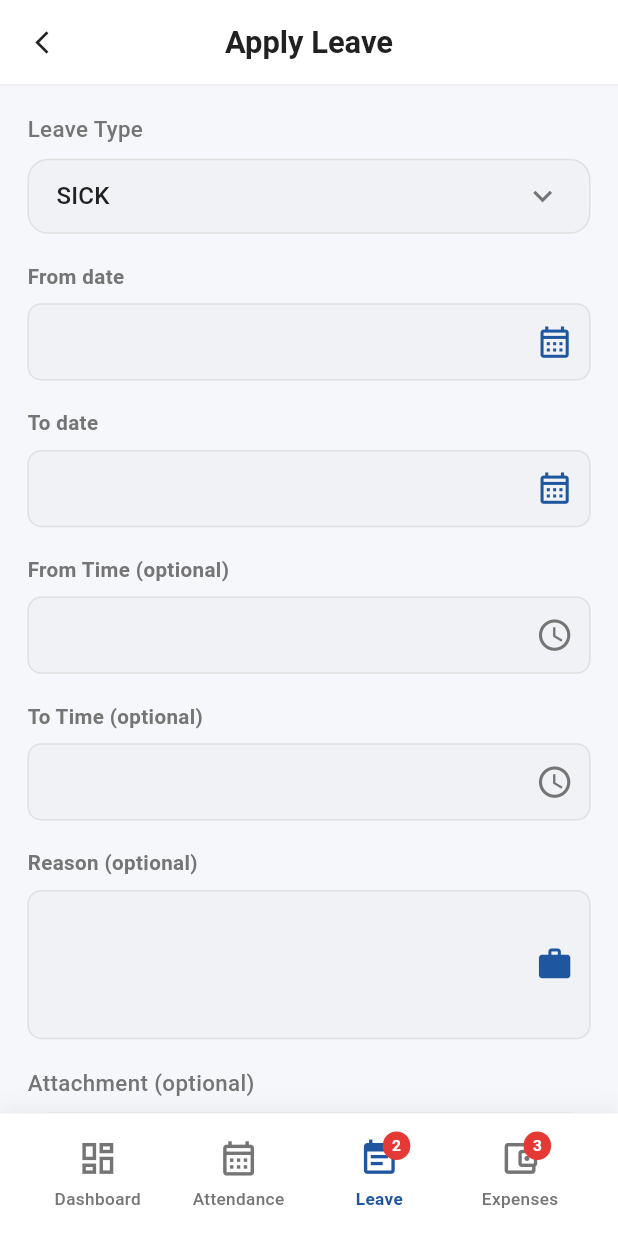
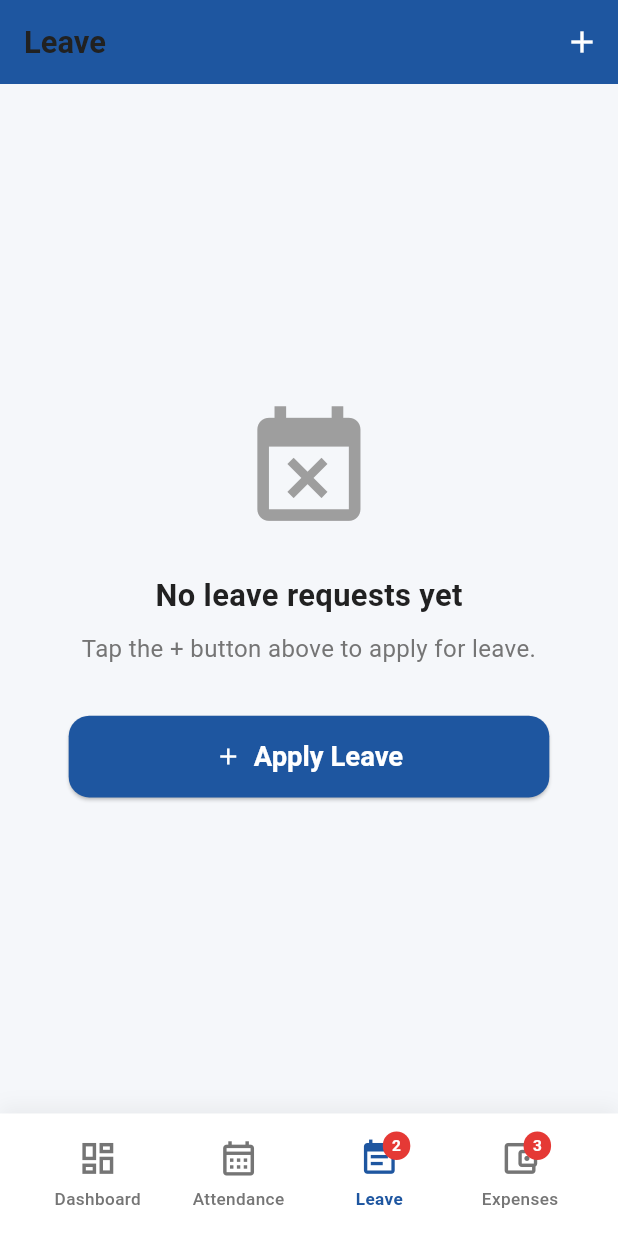
Before and after one commit to nishant678/hr_app, a Flutter app: the BottomBar screen opened directly, item 3 of the bottom bar chosen, on a phone screen of 412 x 824 dp. Run offline on Flutter 3.47's test engine with Material 3 defaults, Android fonts, the phone set to English and light mode, and no system bars; our stand-ins replace bloc, cached_network_image, camera, connectivity_plus, dio, equatable and 9 more; missing offline and left inert: flutter_background_service, google_mlkit_commons, google_mlkit_face_detection, workmanager; accounts and stored records are empty; generated files the repository leaves out were written again; network calls fail; statements that could not run were skipped.

Commit message:
leave function build

```diff
--- a/lib/configs/theme/app_dimensions.dart
+++ b/lib/configs/theme/app_dimensions.dart
@@ -25,7 +25,7 @@ class AppDimensions {
   static double iconXL = 48.w;
 
   // Button Heights
-  static double buttonHeight = 48.h;
+  static double buttonHeight = 40.h;
   static double buttonHeightL = 56.h;
 
   // Card Elevation
--- a/lib/view/bottombar/bottom_navigation_bar.dart
+++ b/lib/view/bottombar/bottom_navigation_bar.dart
@@ -7,7 +7,7 @@ import 'package:hr_app/configs/theme/app_text_styles.dart';
 import 'package:hr_app/view/attendance/attendance_screen.dart';
 import 'package:hr_app/view/expense/expense_screen.dart';
 import 'package:hr_app/view/home/home_screen.dart';
-import 'package:hr_app/view/leave/apply_leave_screen.dart';
+import 'package:hr_app/view/leave/leave_list_screen.dart';
 
 class BottomBar extends StatefulWidget {
   const BottomBar({super.key});
@@ -22,7 +22,7 @@ class _BottomBarState extends State<BottomBar> {
   static const List<Widget> _tabs = <Widget>[
     HomeScreen(),
     AttendanceScreen(),
-    ApplyLeaveScreen(),
+    LeaveListScreen(),
     ExpenseScreen(),
   ];
 
--- /dev/null
+++ b/lib/view/leave/leave_list_screen.dart
@@ -0,0 +1,226 @@
+import 'package:flutter/material.dart';
+import 'package:flutter_screenutil/flutter_screenutil.dart';
+import 'package:hr_app/configs/theme/app_colors.dart';
+import 'package:hr_app/configs/theme/app_text_styles.dart';
+import 'package:hr_app/model/leave/leave_model.dart';
+import 'package:hr_app/repository/leave_api/leave_http_api_repository.dart';
+import 'package:hr_app/view/leave/apply_leave_screen.dart';
+
+class LeaveListScreen extends StatefulWidget {
+  const LeaveListScreen({super.key});
+
+  @override
+  State<LeaveListScreen> createState() => _LeaveListScreenState();
+}
+
+class _LeaveListScreenState extends State<LeaveListScreen> {
+  final _leaveRepo = LeaveHttpApiRepository();
+  List<LeaveModel> _leaves = [];
+  bool _loading = true;
+
+  @override
+  void initState() {
+    super.initState();
+    _fetchLeaves();
+  }
+
+  Future<void> _fetchLeaves() async {
+    setState(() => _loading = true);
+    try {
+      final leaves = await _leaveRepo.getMyLeaves();
+      if (mounted) setState(() => _leaves = leaves);
+    } catch (_) {
+      if (mounted) setState(() => _leaves = []);
+    } finally {
+      if (mounted) setState(() => _loading = false);
+    }
+  }
+
+  Future<void> _openApplyLeave() async {
+    final result = await Navigator.push<bool>(
+      context,
+      MaterialPageRoute(builder: (_) => const ApplyLeaveScreen()),
+    );
+    if (result == true) _fetchLeaves();
+  }
+
+  Color _statusColor(String status) {
+    switch (status) {
+      case 'APPROVED':
+        return AppColors.success;
+      case 'REJECTED':
+        return AppColors.error;
+      default:
+        return AppColors.warning;
+    }
+  }
+
+  String _statusLabel(String status) {
+    switch (status) {
+      case 'APPROVED':
+        return 'Approved';
+      case 'REJECTED':
+        return 'Rejected';
+      default:
+        return 'Pending';
+    }
+  }
+
+  @override
+  Widget build(BuildContext context) {
+    return Scaffold(
+      backgroundColor: AppColors.background,
+      appBar: AppBar(
+        title: Text('Leave', style: AppTextStyles.h3),
+        backgroundColor: AppColors.primary,
+        foregroundColor: AppColors.white,
+        elevation: 0,
+        actions: [
+          IconButton(
+            icon: const Icon(Icons.add),
+            onPressed: _openApplyLeave,
+          ),
+        ],
+      ),
+      body: _loading
+          ? const Center(child: CircularProgressIndicator())
+          : _leaves.isEmpty
+              ? _buildEmptyState()
+              : RefreshIndicator(
+                  onRefresh: _fetchLeaves,
+                  child: ListView.separated(
+                    padding: EdgeInsets.all(16.w),
+                    itemCount: _leaves.length,
+                    separatorBuilder: (_, __) => SizedBox(height: 12.h),
+                    itemBuilder: (context, index) {
+                      final l = _leaves[index];
+                      return _buildLeaveCard(l);
+                    },
+                  ),
+                ),
+    );
+  }
+
+  Widget _buildEmptyState() {
+    return Center(
+      child: Padding(
+        padding: EdgeInsets.all(40.w),
+        child: Column(
+          mainAxisSize: MainAxisSize.min,
+          children: [
+            Icon(Icons.event_busy, size: 80.sp, color: AppColors.textLight),
+            SizedBox(height: 20.h),
+            Text(
+              'No leave requests yet',
+              style: TextStyle(
+                fontSize: 18.sp,
+                fontWeight: FontWeight.w600,
+                color: AppColors.textPrimary,
+              ),
+            ),
+            SizedBox(height: 8.h),
+            Text(
+              'Tap the + button above to apply for leave.',
+              style: TextStyle(fontSize: 14.sp, color: AppColors.textSecondary),
+              textAlign: TextAlign.center,
+            ),
+            SizedBox(height: 28.h),
+            ElevatedButton.icon(
+              onPressed: _openApplyLeave,
+              icon: const Icon(Icons.add),
+              label: Text('Apply Leave'),
+              style: ElevatedButton.styleFrom(
+                backgroundColor: AppColors.primary,
+                foregroundColor: AppColors.white,
+                shape: RoundedRectangleBorder(
+                  borderRadius: BorderRadius.circular(12.r),
+                ),
+                padding: EdgeInsets.symmetric(horizontal: 24.w, vertical: 14.h),
+              ),
+            ),
+          ],
+        ),
+      ),
+    );
+  }
+
+  Widget _buildLeaveCard(LeaveModel l) {
+    return Container(
+      padding: EdgeInsets.all(16.w),
+      decoration: BoxDecoration(
+        color: AppColors.white,
+        borderRadius: BorderRadius.circular(14.r),
+        border: Border.all(color: AppColors.border),
+      ),
+      child: Row(
+        crossAxisAlignment: CrossAxisAlignment.start,
+        children: [
+          Container(
+            width: 44.w,
+            height: 44.w,
+            decoration: BoxDecoration(
+              color: AppColors.primaryLight,
+              borderRadius: BorderRadius.circular(12.r),
+            ),
+            child: Center(
+              child: Text(
+                l.leaveType.substring(0, 1),
+                style: TextStyle(
+                  color: AppColors.primary,
+                  fontWeight: FontWeight.w700,
+                  fontSize: 18.sp,
+                ),
+              ),
+            ),
+          ),
+          SizedBox(width: 14.w),
+          Expanded(
+            child: Column(
+              crossAxisAlignment: CrossAxisAlignment.start,
+              children: [
+                Text(
+                  l.leaveType,
+                  style: TextStyle(
+                    fontWeight: FontWeight.w600,
+                    fontSize: 15.sp,
+                    color: AppColors.textPrimary,
+                  ),
+                ),
+                SizedBox(height: 4.h),
+                Text(
+                  '${l.fromDate}  →  ${l.toDate}',
+                  style: TextStyle(fontSize: 13.sp, color: AppColors.textSecondary),
+                ),
+                if (l.reason != null && l.reason!.isNotEmpty) ...[
+                  SizedBox(height: 4.h),
+                  Text(
+                    l.reason!,
+                    style: TextStyle(fontSize: 12.sp, color: AppColors.textLight),
+                    maxLines: 1,
+                    overflow: TextOverflow.ellipsis,
+                  ),
+                ],
+              ],
+            ),
+          ),
+          SizedBox(width: 8.w),
+          Container(
+            padding: EdgeInsets.symmetric(horizontal: 10.w, vertical: 4.h),
+            decoration: BoxDecoration(
+              color: _statusColor(l.status).withValues(alpha: 0.12),
+              borderRadius: BorderRadius.circular(20.r),
+            ),
+            child: Text(
+              _statusLabel(l.status),
+              style: TextStyle(
+                fontSize: 12.sp,
+                fontWeight: FontWeight.w600,
+                color: _statusColor(l.status),
+              ),
+            ),
+          ),
+        ],
+      ),
+    );
+  }
+}
```
